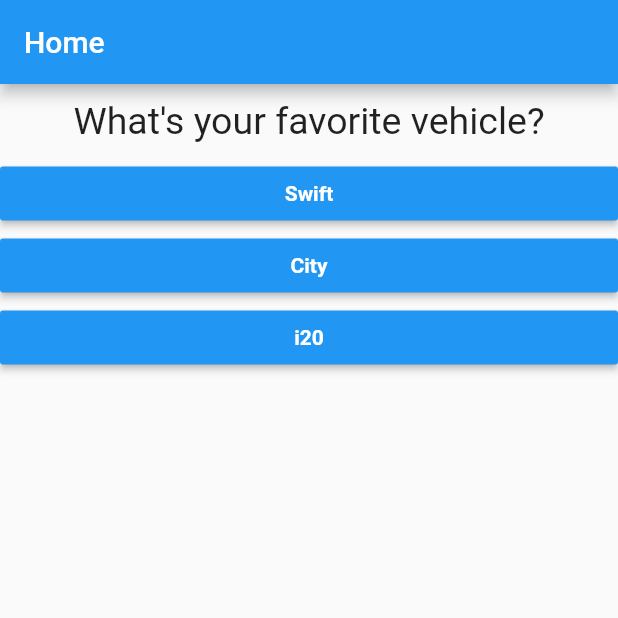
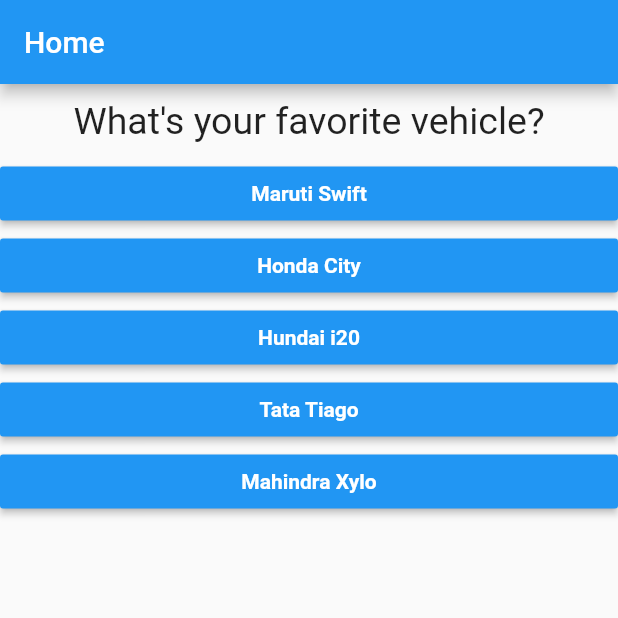
Before and after one commit to sravanpabolu/flutter_guide, a Flutter app: the screen it shows after launch, after a tap on "blue", after a tap on "Bengal Tiger", on a phone screen of 412 x 824 dp, the top half of it. Run offline on Flutter 3.47's test engine with Material 2 defaults, Android fonts, the phone set to English and light mode, and no system bars.

```diff
--- a/lib/main.dart
+++ b/lib/main.dart
@@ -18,21 +18,40 @@ class _MyAppState extends State<MyApp> {
   var _questions = [
     {
       'questionText': 'What\'s your favorite color?',
-      'answers': ['blue', 'red', 'green', 'black', 'white'],
+      'answers': [
+        {'text': 'blue', 'score': 10},
+        {'text': 'red', 'score': 8},
+        {'text': 'green', 'score': 5},
+        {'text': 'black', 'score': 3},
+        {'text': 'white', 'score': 1},
+      ],
     },
     {
       'questionText': 'What\'s your favorite animal?',
-      'answers': ['Tiger', 'Bengal Tiger', 'Black Panther', 'Lion', 'Cheetah'],
+      'answers': [
+        {'text': 'Tiger', 'score': 10},
+        {'text': 'Bengal Tiger', 'score': 8},
+        {'text': 'Black Panther', 'score': 5},
+        {'text': 'Lion', 'score': 3},
+        {'text': 'Cheetah', 'score': 1},
+      ],
     },
     {
       'questionText': 'What\'s your favorite vehicle?',
-      'answers': ['Swift', 'City', 'i20'],
+      'answers': [
+        {'text': 'Maruti Swift', 'score': 10},
+        {'text': 'Honda City', 'score': 8},
+        {'text': 'Hundai i20', 'score': 5},
+        {'text': 'Tata Tiago', 'score': 3},
+        {'text': 'Mahindra Xylo', 'score': 1},
+      ],
     },
   ];
   var _anIndex = 0;
+  var _totalScore = 0;
 
-  void _answerQuestion() {
-    if (_anIndex < _questions.length) {}
+  void _answerQuestion(int score) {
+    _totalScore += score;
     setState(() {
       _anIndex = _anIndex + 1;
       // _anIndex >= _questions.length - 1 ? _anIndex = 0 : _anIndex + 1;
@@ -51,9 +70,8 @@ class _MyAppState extends State<MyApp> {
             ? Quiz(
                 anIndex: _anIndex,
                 answerQuestion: _answerQuestion,
-                questions: _questions
-                )
-            : Result(),
+                questions: _questions)
+            : Result(_totalScore),
       ),
     );
   }
--- a/lib/quiz.dart
+++ b/lib/quiz.dart
@@ -19,8 +19,8 @@ class Quiz extends StatelessWidget {
     return Column(
       children: <Widget>[
         Question(questions[anIndex]['questionText']),
-        ...(questions[anIndex]['answers'] as List<String>).map((answer) {
-          return Answer(answerQuestion, answer);
+        ...(questions[anIndex]['answers'] as List<Map<String, Object>>).map((answer) {
+          return Answer(() => answerQuestion(answer['score']), answer['text']);
         }).toList()
       ],
     );
```
Also changed, not shown: lib/result.dart (+29 -1 lines).
